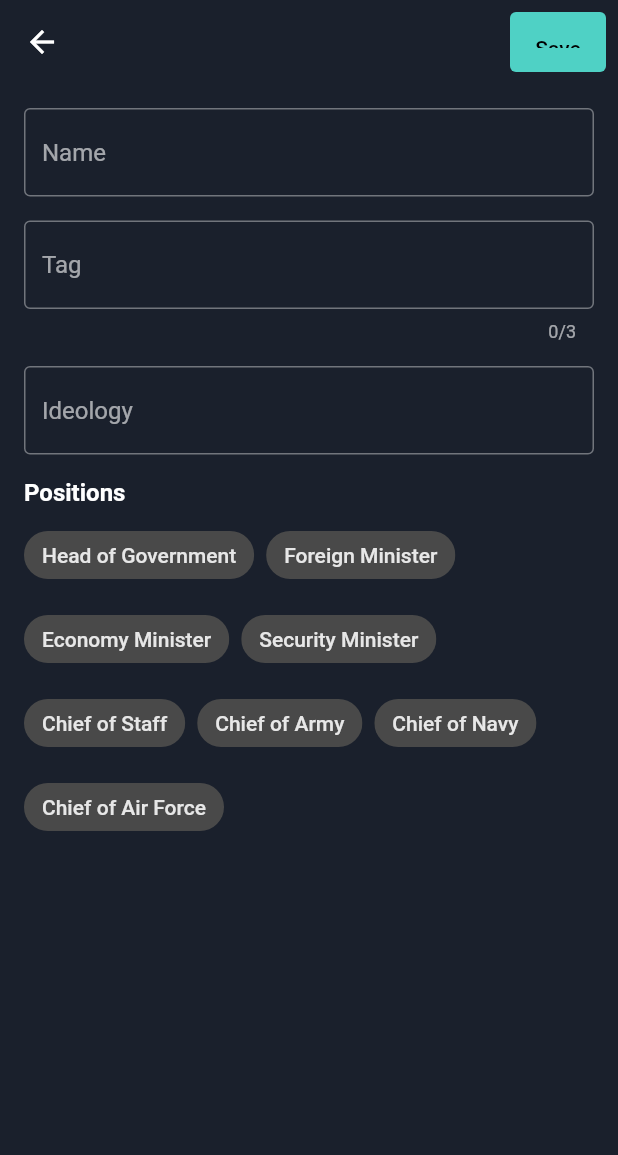
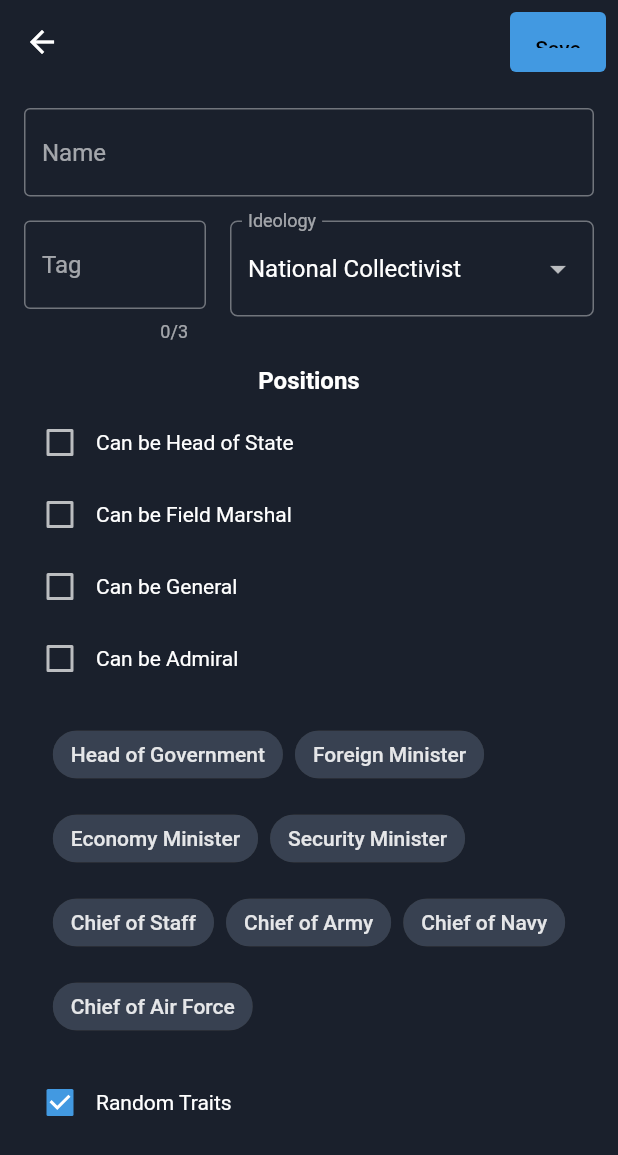
Before and after one commit to dax0102/automator, a Flutter app: the CharacterEditor screen opened directly, on a phone screen of 412 x 824 dp. Shown: the top 1155 px of the screen. Run offline on Flutter 3.47's test engine with Material 2 defaults, Android fonts, the phone set to English and light mode, and no system bars; our stand-ins replace file_picker; generated files the repository leaves out were written again.

Commit message:
character editor preview

```diff
--- a/lib/characters/character_editor.dart
+++ b/lib/characters/character_editor.dart
@@ -1,4 +1,7 @@
 import 'package:automator/characters/character.dart';
+import 'package:automator/core/ideologies.dart';
+import 'package:automator/shared/custom/checkbox_form.dart';
+import 'package:automator/shared/custom/dropdown_field.dart';
 import 'package:flutter/material.dart';
 import 'package:flutter_gen/gen_l10n/translations.dart';
 
@@ -10,7 +13,15 @@ class CharacterEditor extends StatefulWidget {
 }
 
 class _CharacterEditorState extends State<CharacterEditor> {
+  String _name = "";
+  String _tag = "";
   List<Position> _positions = [];
+  Ideology _ideology = Ideology.vanguardist;
+  bool _headOfState = false;
+  bool _fieldMarshal = false;
+  bool _corpCommander = false;
+  bool _admiral = false;
+  bool _randomTraits = true;
 
   InputBorder get _inputBorder => const OutlineInputBorder();
 
@@ -24,30 +35,65 @@ class _CharacterEditorState extends State<CharacterEditor> {
     setState(() => _positions = positions);
   }
 
-  Widget get _forms {
-    return Column(
-      crossAxisAlignment: CrossAxisAlignment.start,
-      children: [
+  String get nameToken {
+    return _name.replaceAll(" ", "_").toLowerCase();
+  }
+
+  List<Widget> get _preview {
+    return [
+      if (nameToken.isNotEmpty && _tag.isNotEmpty)
+        Text('${_tag.toUpperCase()}_$nameToken = {'),
+      if (nameToken.isNotEmpty) Text('\tname = "$_name"'),
+      if (_headOfState)
+        Text(
+            '\tcountry_leader = {\n\t\t\t\tideology = ${_ideology.token}\n\t\t\t\texpire = "1965.1.1"\n\t}'),
+    ];
+  }
+
+  List<Widget> get _form {
+    return [
       TextFormField(
         decoration: InputDecoration(
           border: _inputBorder,
           hintText: Translations.of(context)!.hint_name,
         ),
+        onChanged: (name) {
+          setState(() => _name = name);
+        },
       ),
       const SizedBox(height: 16),
-        TextFormField(
+      Row(
+        crossAxisAlignment: CrossAxisAlignment.start,
+        children: [
+          Expanded(
+            flex: 1,
+            child: TextFormField(
               decoration: InputDecoration(
                 border: _inputBorder,
                 hintText: Translations.of(context)!.hint_tag,
               ),
+              onChanged: (tag) {
+                setState(() => _tag = tag);
+              },
               maxLength: 3,
             ),
-        const SizedBox(height: 16),
-        TextFormField(
-          decoration: InputDecoration(
-            border: _inputBorder,
-            hintText: Translations.of(context)!.hint_ideology,
           ),
+          const SizedBox(width: 16),
+          Expanded(
+            flex: 2,
+            child: DropdownInputField<Ideology>(
+              selected: _ideology,
+              items: Ideology.values,
+              labels: Ideology.values
+                  .map((i) => i.getLocalization(context))
+                  .toList(),
+              labelText: Translations.of(context)!.hint_ideology,
+              onChange: (selected) {
+                setState(() => _ideology = selected);
+              },
+            ),
+          ),
+        ],
       ),
       const SizedBox(height: 16),
       Text(
@@ -58,6 +104,37 @@ class _CharacterEditorState extends State<CharacterEditor> {
         ),
       ),
       const SizedBox(height: 8),
+      CheckboxForm(
+        title: Text(Translations.of(context)!.hint_head_of_state),
+        value: _headOfState,
+        onChanged: (selected) {
+          setState(() => _headOfState = selected ?? false);
+        },
+      ),
+      CheckboxForm(
+        title: Text(Translations.of(context)!.hint_field_marshal),
+        value: _fieldMarshal,
+        enabled: !_corpCommander,
+        onChanged: (selected) {
+          setState(() => _fieldMarshal = selected ?? false);
+        },
+      ),
+      CheckboxForm(
+        title: Text(Translations.of(context)!.hint_corps_commander),
+        value: _corpCommander,
+        enabled: !_fieldMarshal,
+        onChanged: (selected) {
+          setState(() => _corpCommander = selected ?? false);
+        },
+      ),
+      CheckboxForm(
+        value: _admiral,
+        onChanged: (selected) {
+          setState(() => _admiral = selected ?? false);
+        },
+        title: Text(Translations.of(context)!.hint_admiral),
+      ),
+      const SizedBox(height: 16),
       Wrap(
         alignment: WrapAlignment.start,
         runSpacing: 8,
@@ -71,9 +148,16 @@ class _CharacterEditorState extends State<CharacterEditor> {
             },
           );
         }).toList(),
-        )
-      ],
-    );
+      ),
+      const SizedBox(height: 16),
+      CheckboxForm(
+        value: _randomTraits,
+        onChanged: (selected) {
+          setState(() => _randomTraits = selected ?? true);
+        },
+        title: Text(Translations.of(context)!.hint_random_traits),
+      ),
+    ];
   }
 
   @override
@@ -84,7 +168,7 @@ class _CharacterEditorState extends State<CharacterEditor> {
     return Scaffold(
       appBar: AppBar(actions: [
         Padding(
-          padding: const EdgeInsets.all(8.0),
+          padding: const EdgeInsets.all(8),
           child: ElevatedButton(
             onPressed: () {},
             child: Text(
@@ -98,15 +182,25 @@ class _CharacterEditorState extends State<CharacterEditor> {
         child: width >= height
             ? Row(
                 children: [
-                  Expanded(child: _forms),
+                  Expanded(
+                    child: SingleChildScrollView(
+                      child: Column(
+                        children: _form,
+                      ),
+                    ),
+                  ),
+                  const SizedBox(width: 32),
                   Expanded(
                     child: Column(
-                      children: [],
+                      crossAxisAlignment: CrossAxisAlignment.start,
+                      children: _preview,
                     ),
                   )
                 ],
               )
-            : _forms,
+            : Column(
+                children: _form,
+              ),
       ),
     );
   }
--- a/lib/localization/app_en.arb
+++ b/lib/localization/app_en.arb
@@ -1,13 +1,18 @@
 {
     "app_name": "Automator",
     "navigation_characters": "Characters",
-    "navigation_ideologies": "Ideologies",
     "navigation_tags": "Tags",
+    "generated_code_preview": "Generated Code",
     "hint_name": "Name",
     "hint_tag": "Tag",
     "hint_ideology": "Ideology",
     "hint_positions": "Positions",
     "hint_traits": "Traits",
+    "hint_head_of_state": "Can be Head of State",
+    "hint_field_marshal": "Can be Field Marshal",
+    "hint_corps_commander": "Can be General",
+    "hint_admiral": "Can be Admiral",
+    "hint_random_traits": "Random Traits",
     "button_add": "Add",
     "button_edit": "Edit",
     "button_remove": "Remove",
@@ -22,5 +27,16 @@
     "position_cos": "Chief of Staff",
     "position_carm": "Chief of Army",
     "position_cnav": "Chief of Navy",
-    "position_cair": "Chief of Air Force"
+    "position_cair": "Chief of Air Force",
+    "ideology_van": "National Collectivist",
+    "ideology_col": "Socialist",
+    "ideology_lib": "Libertarian Socialist",
+    "ideology_sde": "Social Democrat",
+    "ideology_sli": "Social Liberal",
+    "ideology_mli": "Market Liberal",
+    "ideology_sco": "Social Conservative",
+    "ideology_ade": "Authoritarian Democrat",
+    "ideology_pau": "Paternal Autocrat",
+    "ideology_npo": "National Populist",
+    "ideology_val": "Valkist"
 }
--- /dev/null
+++ b/lib/shared/custom/checkbox_form.dart
@@ -0,0 +1,37 @@
+import 'package:flutter/material.dart';
+
+class CheckboxForm extends StatelessWidget {
+  const CheckboxForm({
+    Key? key,
+    required this.value,
+    required this.onChanged,
+    required this.title,
+    this.enabled = true,
+  }) : super(key: key);
+  final bool value;
+  final Function(bool?) onChanged;
+  final Widget title;
+  final bool enabled;
+
+  @override
+  Widget build(BuildContext context) {
+    return InkWell(
+      onTap: enabled
+          ? () {
+              onChanged(!value);
+            }
+          : null,
+      child: Row(
+        children: [
+          Checkbox(
+            value: value,
+            onChanged: enabled ? onChanged : null,
+          ),
+          Expanded(
+            child: title,
+          )
+        ],
+      ),
+    );
+  }
+}
--- /dev/null
+++ b/lib/shared/custom/dropdown_field.dart
@@ -0,0 +1,67 @@
+import 'package:flutter/material.dart';
+
+class DropdownInputField<T> extends StatelessWidget {
+  const DropdownInputField({
+    Key? key,
+    required this.selected,
+    required this.items,
+    required this.onChange,
+    this.enabled = true,
+    this.labelText,
+    this.hintText,
+    this.labels,
+  }) : super(key: key);
+
+  final T selected;
+  final List<T> items;
+  final List<String>? labels;
+  final String? labelText;
+  final String? hintText;
+  final bool enabled;
+  final Function(T) onChange;
+
+  @override
+  Widget build(BuildContext context) {
+    return FormField<T>(
+      enabled: enabled,
+      builder: (FormFieldState<T> state) {
+        return InputDecorator(
+          decoration: InputDecoration(
+              enabled: enabled,
+              errorStyle: TextStyle(
+                  color: Theme.of(context).colorScheme.error, fontSize: 16.0),
+              labelText: labelText,
+              hintText: hintText,
+              border:
+                  OutlineInputBorder(borderRadius: BorderRadius.circular(5.0))),
+          isEmpty: selected == null,
+          child: DropdownButtonHideUnderline(
+            child: Theme(
+              data: Theme.of(context)
+                  .copyWith(canvasColor: Theme.of(context).colorScheme.surface),
+              child: DropdownButton<T>(
+                value: selected,
+                isDense: true,
+                onChanged: enabled
+                    ? (T? newValue) {
+                        onChange(newValue ?? selected!);
+                      }
+                    : null,
+                items: items.map((T value) {
+                  String label = labels != null && labels!.isNotEmpty
+                      ? labels![items.indexOf(value)]
+                      : value.toString();
+
+                  return DropdownMenuItem<T>(
+                    value: value,
+                    child: Text(label),
+                  );
+                }).toList(),
+              ),
+            ),
+          ),
+        );
+      },
+    );
+  }
+}
```
Also changed, not shown: lib/core/ideologies.dart (added, +84 -0 lines), lib/ideologies/ideologies_page.dart (deleted, +0 -15 lines), lib/shared/theme.dart (+6 -2 lines). Lines whose indentation alone changed are shown as unchanged.
